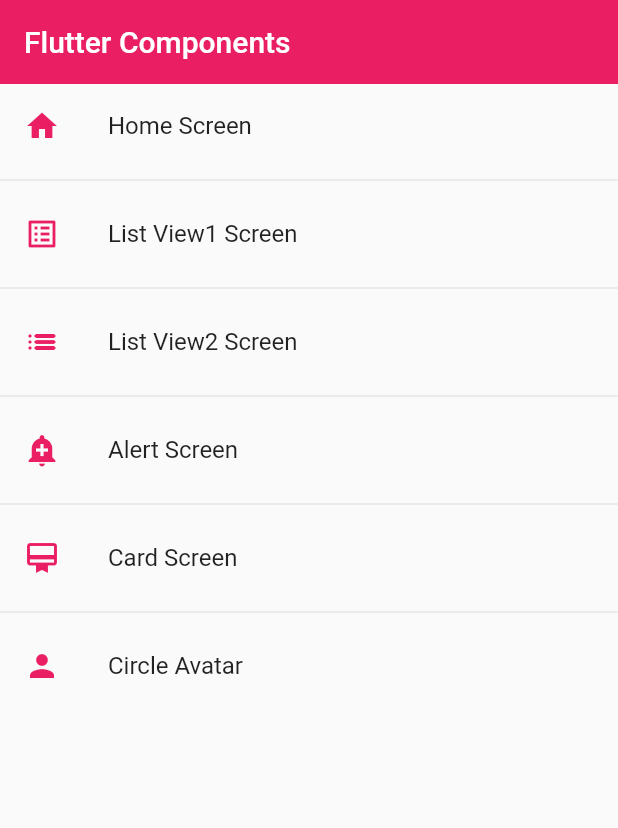
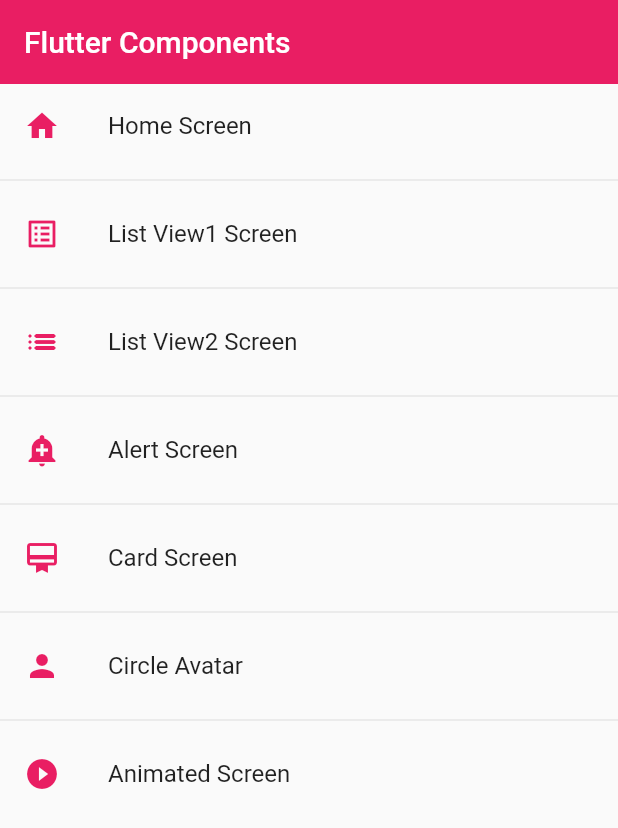
Before and after one commit to Rituzka/flutter_list_components_app, a Flutter app: the screen it shows after launch, on a phone screen of 412 x 824 dp. Shown: the top 828 px of the screen. Run offline on Flutter 3.47's test engine with Material 2 defaults, Android fonts, the light colour scheme and no system bars.

Commit message:
new Animation screen widget

```diff
--- a/lib/router/app_routes.dart
+++ b/lib/router/app_routes.dart
@@ -36,7 +36,12 @@
         route: 'avatar',
         name: 'Circle Avatar',
         screen: const AvatarScreen(),
-        icon: Icons.person)
+        icon: Icons.person),
+    MenuOption(
+        route: 'animation',
+        name: 'Animated Screen',
+        screen: const AnimatedScreen(),
+        icon: Icons.play_circle_fill_outlined)
   ];
 
   static Map<String, Widget Function(BuildContext)> getAppRoute() {
--- a/lib/screens/listView1_screen.dart
+++ b/lib/screens/listView1_screen.dart
@@ -14,7 +14,7 @@
   Widget build(BuildContext context) {
     return Scaffold(
         appBar: AppBar(
-          title: Text('ListView 1'),
+          title: const Text('ListView 1'),
         ),
         body: ListView(
           children: [
--- a/lib/screens/screens.dart
+++ b/lib/screens/screens.dart
@@ -4,3 +4,4 @@
 export 'package:flutter_list_components_app/screens/listView1_screen.dart';
 export 'package:flutter_list_components_app/screens/listView2_screen.dart';
 export 'package:flutter_list_components_app/screens/avatar_screen.dart';
+export 'package:flutter_list_components_app/screens/animated_screen.dart';
```
Also changed, not shown: lib/screens/animated_screen.dart (added, +47 -0 lines).
